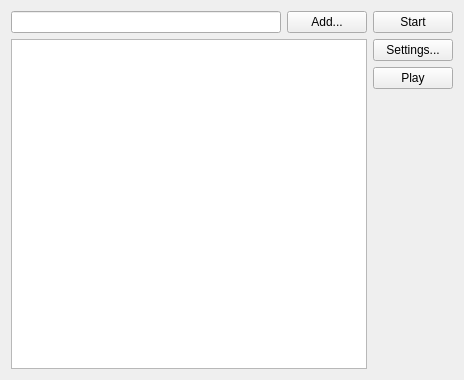
The window that src/widget.ui (ispyonyou/dictionaryCambridgePareser) describes before a commit, drawn with Qt 5.
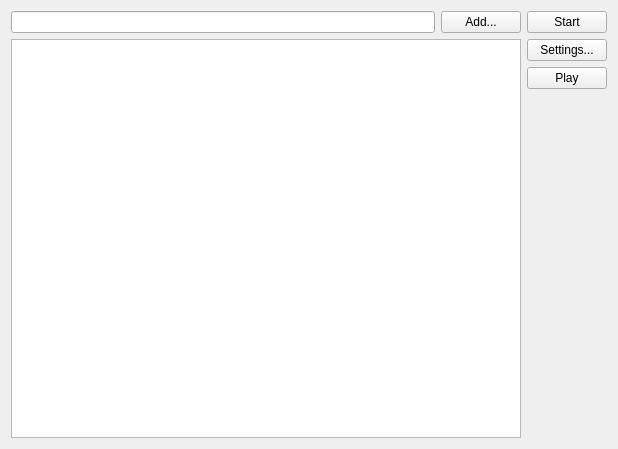
The same window after the commit.

Commit message: added dock windows with html

Patch:
```diff
--- a/src/widget.ui
+++ b/src/widget.ui
@@ -6,8 +6,8 @@
    <rect>
     <x>0</x>
     <y>0</y>
-    <width>464</width>
-    <height>380</height>
+    <width>618</width>
+    <height>449</height>
    </rect>
   </property>
   <property name="windowTitle">
```
The commit also changes 7 other files.
